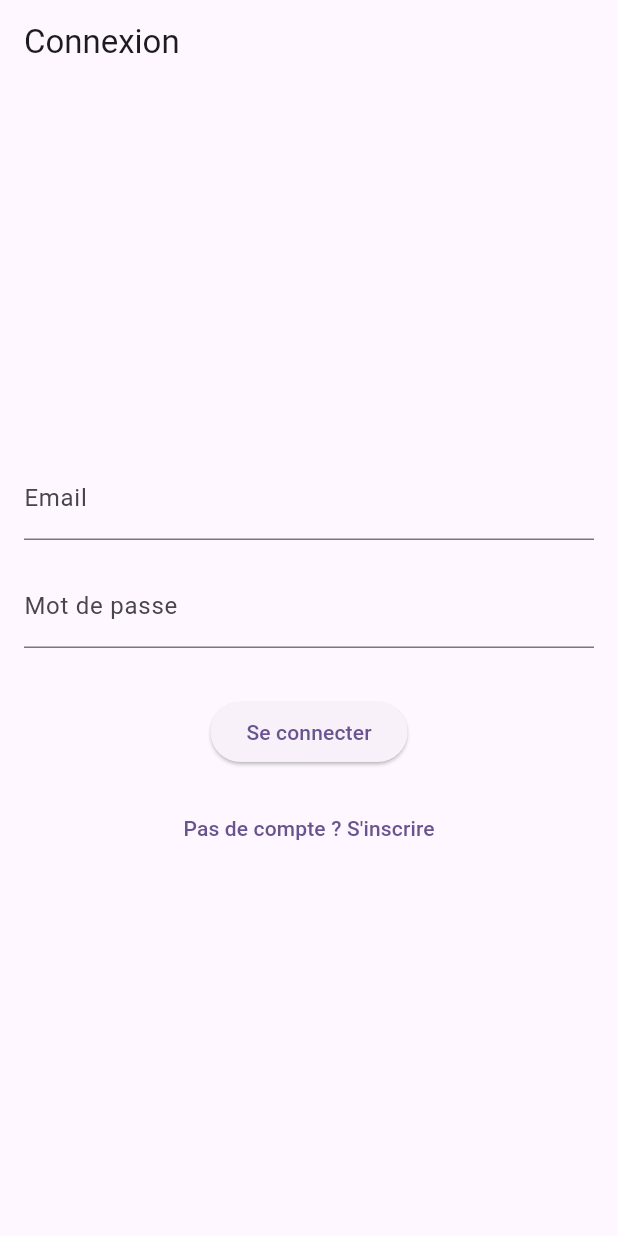
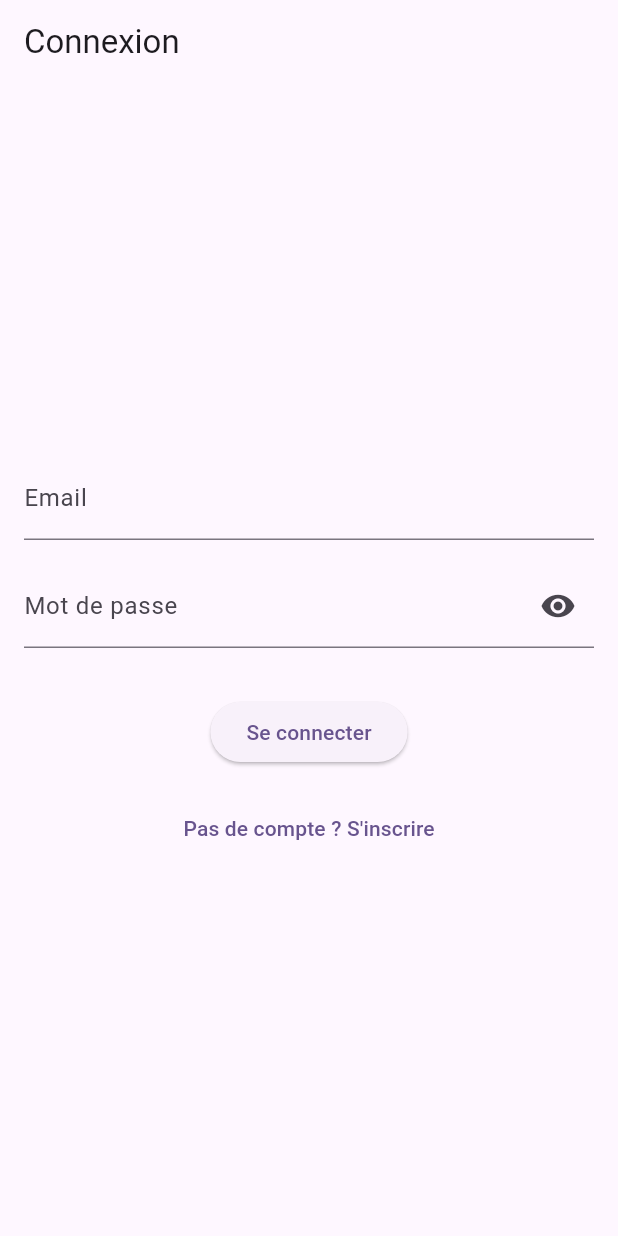
Before and after one commit to AmauryMch/firebase_project, a Flutter app: the screen it shows after launch, on a phone screen of 412 x 824 dp. Run offline on Flutter 3.47's test engine with Material 2 defaults, Android fonts, the phone set to English and light mode, and no system bars; our stand-ins replace cloud_firestore, firebase_auth, firebase_core, firebase_storage, image_picker; accounts and stored records are empty.

Commit message:
Restriction inscription + Affichage mdp

```diff
--- a/lib/auth/loggin_page.dart
+++ b/lib/auth/loggin_page.dart
@@ -14,13 +14,13 @@ class _LoginPageState extends State<LoginPage> {
   // Contrôleurs pour gérer la saisie de l'utilisateur dans les champs d'e-mail et de mot de passe
   final _emailController = TextEditingController();
   final _passwordController = TextEditingController();
+  bool _obscurePassword = true;
 
   // Méthode de connexion de l'utilisateur
   void _login() async {
     try {
       // Tentative de connexion de l'utilisateur avec l'e-mail et le mot de passe fournis
-      UserCredential userCredential =
-          await FirebaseAuth.instance.signInWithEmailAndPassword(
+      await FirebaseAuth.instance.signInWithEmailAndPassword(
         email: _emailController.text,
         password: _passwordController.text,
       );
@@ -90,8 +90,23 @@ class _LoginPageState extends State<LoginPage> {
             // Champ de texte pour saisir le mot de passe
             TextField(
               controller: _passwordController,
-              decoration: const InputDecoration(labelText: 'Mot de passe'),
-              obscureText: true, // Mot de passe masqué
+              decoration: InputDecoration(
+                labelText: 'Mot de passe',
+                suffixIcon: IconButton(
+                  onPressed: () {
+                    // Inverse l'état d'obscuration du mot de passe lors du clic sur le bouton
+                    setState(() {
+                      _obscurePassword = !_obscurePassword;
+                    });
+                  },
+                  icon: Icon(
+                    // Utilise une icône différente selon l'état d'obscuration
+                    _obscurePassword ? Icons.visibility : Icons.visibility_off,
+                  ),
+                ),
+              ),
+              obscureText:
+                  _obscurePassword, // Mot de passe masqué en fonction de l'état
             ),
             const SizedBox(height: 32.0), // Espacement vertical
             // Bouton élevé pour déclencher la connexion
```
Also changed, not shown: lib/auth/signin_page.dart (+81 -4 lines).
